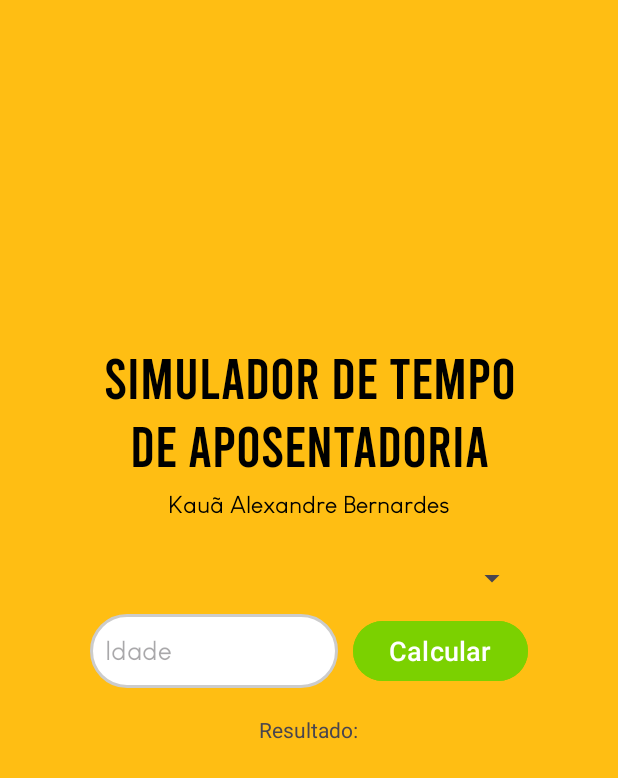
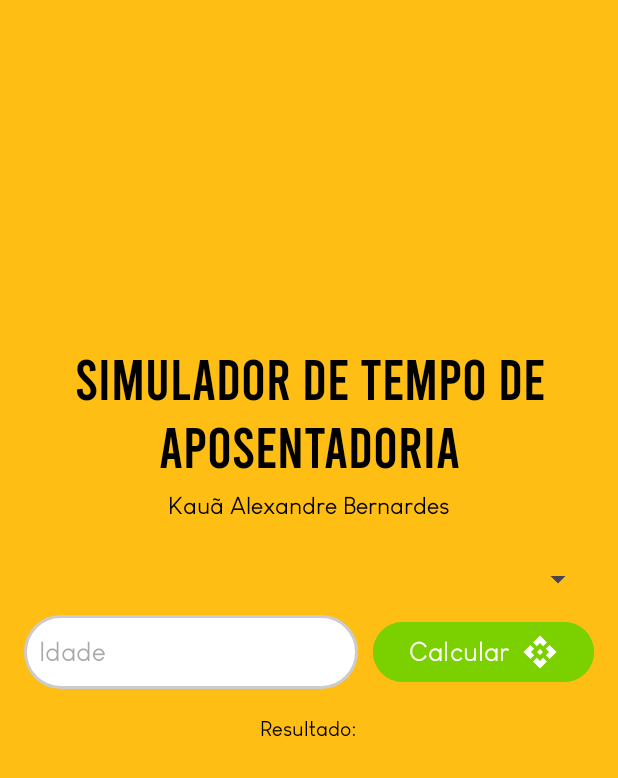
Before and after one commit to k1jogador/simuladoraposentadoria, an Android app: the layout activity_main.xml on its own in the app's theme, with its tools: preview values and no code run, on a phone screen of 412 x 824 dp. Shown: the top 778 px of the screen. Run offline under Robolectric (Android 15) with nearby library versions, the phone set to English and light mode, and no system bars.

```diff
--- /dev/null
+++ b/app/src/main/res/drawable/icon_button.xml
@@ -0,0 +1,5 @@
+<vector xmlns:android="http://schemas.android.com/apk/res/android" android:height="24dp" android:tint="#FFFFFF" android:viewportHeight="960" android:viewportWidth="960" android:width="24dp">
+
+    <path android:fillColor="@android:color/white" android:pathData="M480,560L400,480L480,400L560,480L480,560ZM395,325L295,225L480,40L665,225L565,325L480,240L395,325ZM225,665L40,480L225,295L325,395L240,480L325,565L225,665ZM735,665L635,565L720,480L635,395L735,295L920,480L735,665ZM480,920L295,735L395,635L480,720L565,635L665,735L480,920Z"/>
+
+</vector>
--- a/app/src/main/res/layout/activity_main.xml
+++ b/app/src/main/res/layout/activity_main.xml
@@ -7,9 +7,9 @@
     android:layout_height="match_parent"
     tools:context=".MainActivity"
     android:orientation="vertical"
+    android:padding="16dp"
     android:gravity="center"
-    android:background="@color/amarelo"
-    android:padding="60dp">
+    android:background="@color/amarelo">
 
         <TextView
             android:id="@+id/titulo"
@@ -60,6 +60,7 @@
                 android:inputType="number"
                 android:hint="@string/placeholder"
                 android:padding="10dp"
+                android:textColor="@color/black"
                 android:background="@drawable/input_style"
                 android:fontFamily="@font/louis"
                 android:gravity="center_vertical"
@@ -75,6 +76,8 @@
                 android:backgroundTint="@color/verde"
                 android:text="@string/button"
                 android:layout_marginStart="10dp"
+                android:fontFamily="@font/louis"
+                android:drawableEnd="@drawable/icon_button"
                 />
 
         </LinearLayout>
@@ -86,6 +89,10 @@
             android:layout_marginTop="18dp"
             tools:text="Resultado:"
             android:textAlignment="center"
-            android:layout_marginBottom="100dp"/>
+            android:layout_marginBottom="100dp"
+            android:fontFamily="@font/louis"
+            android:textColor="@color/black"
+            android:textSize="14sp"
+            />
 
 </LinearLayout>
```
Also changed, not shown: app/src/main/java/com/example/tarefa2/MainActivity.kt (+13 -5 lines).
